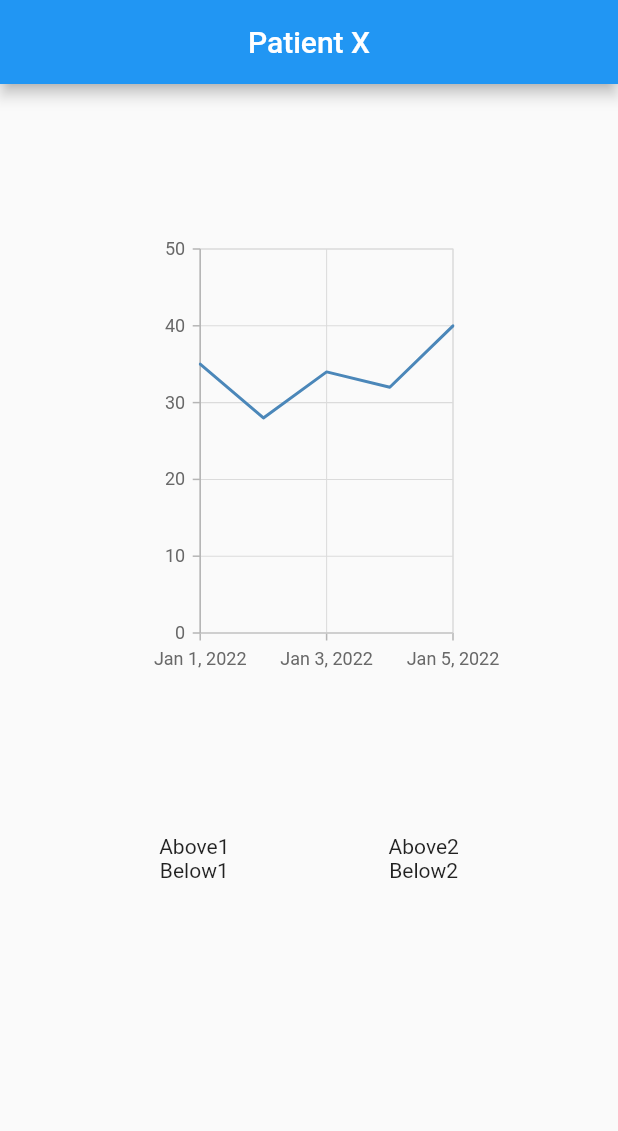
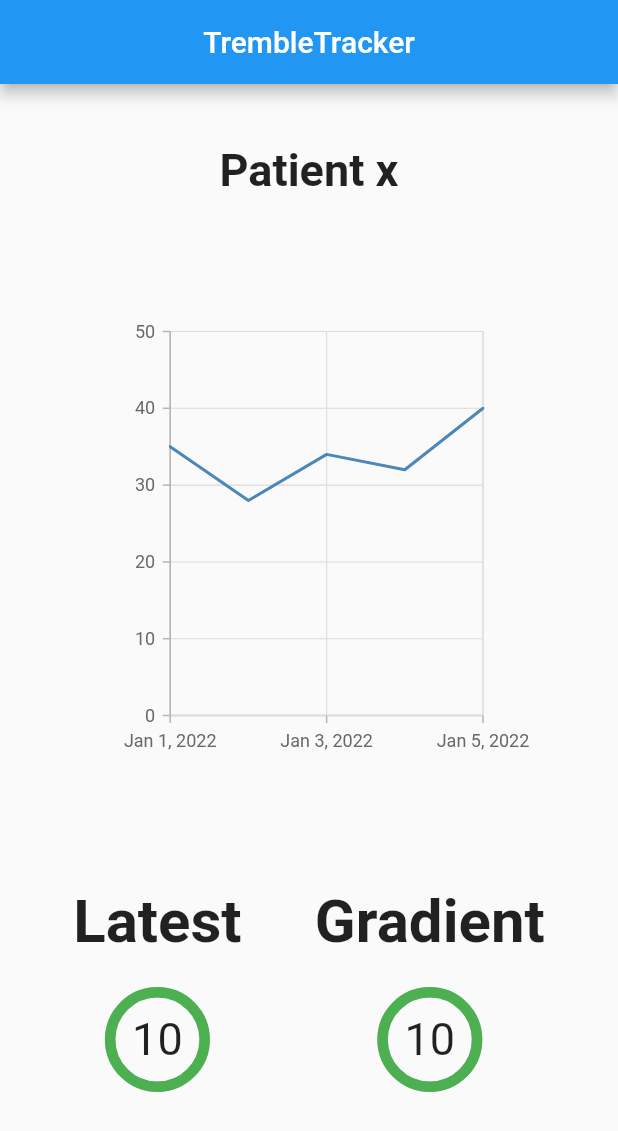
Before and after one commit to GeorgeTarleton/tremors, a Flutter app: the screen it shows after launch, on a phone screen of 412 x 824 dp. Shown: the top 1131 px of the screen. Run offline on Flutter 3.47's test engine with Material 2 defaults, Android fonts, the phone set to English and light mode, and no system bars; drawn by our look-alikes of percent_indicator; our stand-ins replace syncfusion_flutter_charts; network calls fail.

Commit message:
Made everything look pretty

```diff
--- a/lib/main.dart
+++ b/lib/main.dart
@@ -4,10 +4,12 @@
 
 import 'dart:convert';
 
+import 'package:flutter/cupertino.dart';
 import 'package:flutter/material.dart';
 import 'package:syncfusion_flutter_charts/charts.dart';
 import 'package:intl/intl.dart';
 import 'package:http/http.dart' as http;
+import 'package:percent_indicator/percent_indicator.dart';
 
 void main() {
   runApp(const MyApp());
@@ -36,21 +38,34 @@
       home: Scaffold(
         appBar: AppBar(
           centerTitle: true,
-          title: const Text('Patient X'),
+          title: const Text('TrembleTracker'),
         ),
         body:
         Center(
             child: Column(
               children: [
                 Container(
-                    padding: const EdgeInsets.all(100),
+                  margin: const EdgeInsets.fromLTRB(0, 40, 0, 0),
+                  child:
+                    Row(
+                      mainAxisAlignment: MainAxisAlignment.spaceEvenly,
+                      children: const [
+                        Text("Patient x", style: TextStyle(
+                          fontWeight: FontWeight.bold,
+                          fontSize: 30
+                        ),),
+                      ],
+                    ),
+                ),
+                Container(
+                    padding: const EdgeInsets.all(80),
                     child: Graph()
                 ),
                 Row(
                   mainAxisAlignment: MainAxisAlignment.spaceEvenly,
                   children: const [
-                    MiniInfo(above: "Above1", below: "Below1"),
-                    MiniInfo(above: "Above2", below: "Below2"),
+                    MiniInfo(above: "Latest", below: "10"),
+                    MiniInfo(above: "Gradient", below: "10"),
                   ],
                 )
               ],
@@ -100,13 +115,27 @@
       children: [
         Column(
           children: [
-            Text(above)
+            Text(above, style: const TextStyle(
+              fontWeight: FontWeight.bold,
+              fontSize: 40
+            ))
           ],
         ),
-        Column(
-          children: [
-            Text(below)
-          ],
+        Container(
+          padding: const EdgeInsets.all(20),
+          child: Column(
+            children: [
+              CircularPercentIndicator(
+                radius: 70.0,
+                lineWidth: 7.0,
+                percent: 1.0,
+                center: Text(below, style: const TextStyle(
+                  fontSize: 30
+                ),),
+                progressColor: Colors.green,
+              )
+            ],
+          )
         )
       ],
     );
--- a/pubspec.yaml
+++ b/pubspec.yaml
@@ -31,6 +31,7 @@ dependencies:
     sdk: flutter
   syncfusion_flutter_charts: ^19.4.48+1
   http: 0.13.4
+  percent_indicator: ^3.4.0
 
 
   # The following adds the Cupertino Icons font to your application.
```
Also changed, not shown: pubspec.lock.
